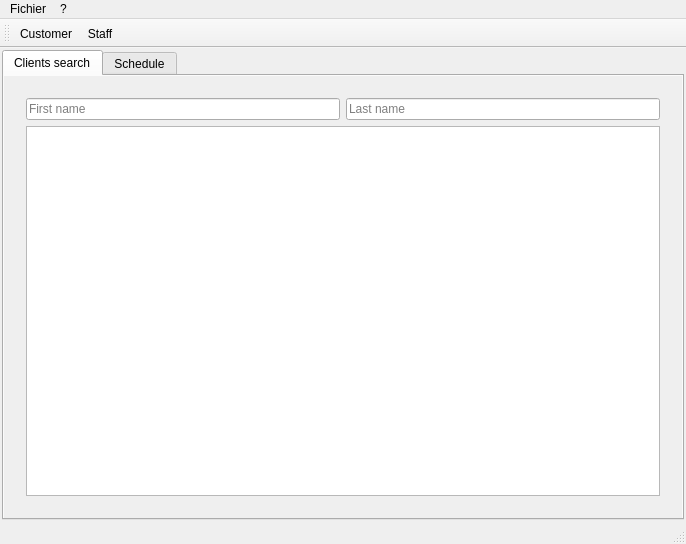
RakSrinaNa/DI4---QT, file Projet/mainwindow.ui: the form before one commit.
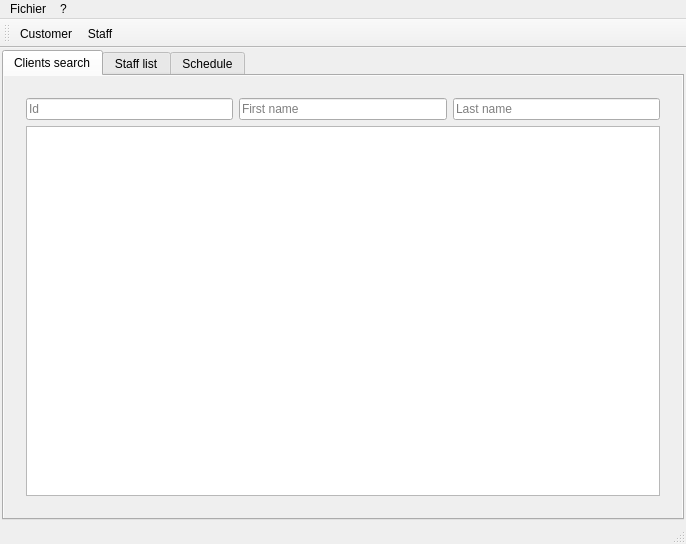
The form after the commit. The open tabs and pages were chosen to show the change.

```diff
--- a/Projet/mainwindow.ui
+++ b/Projet/mainwindow.ui
@@ -105,6 +105,13 @@
           <layout class="QVBoxLayout" name="verticalLayout_2">
            <item>
             <layout class="QHBoxLayout" name="horizontalLayout">
+             <item>
+              <widget class="QLineEdit" name="idLineEdit">
+               <property name="placeholderText">
+                <string>Id</string>
+               </property>
+              </widget>
+             </item>
              <item>
               <widget class="QLineEdit" name="firstNameEdit">
                <property name="placeholderText">
@@ -139,6 +146,16 @@
         </item>
        </layout>
       </widget>
+      <widget class="QWidget" name="tab_3">
+       <attribute name="title">
+        <string>Staff list</string>
+       </attribute>
+       <layout class="QVBoxLayout" name="verticalLayout_5">
+        <item>
+         <widget class="QTreeView" name="treeView"/>
+        </item>
+       </layout>
+      </widget>
       <widget class="QWidget" name="tab_2">
        <attribute name="title">
         <string>Schedule</string>
```
Left out of the diff: 4 changed lines with no effect on the pictures.
